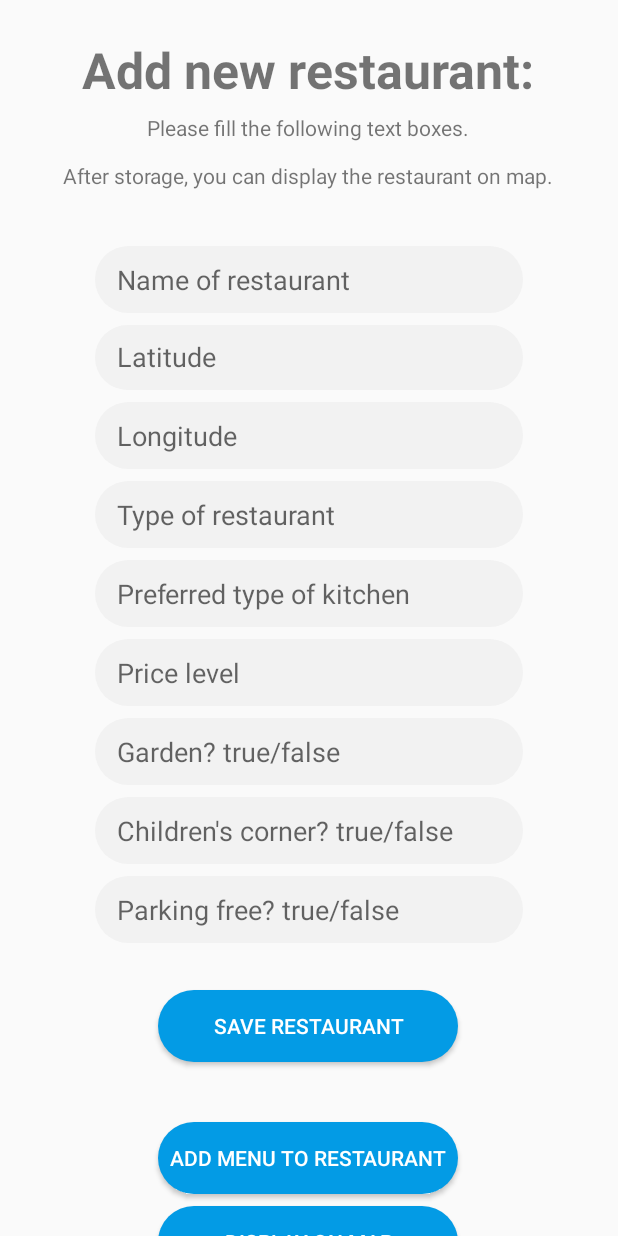
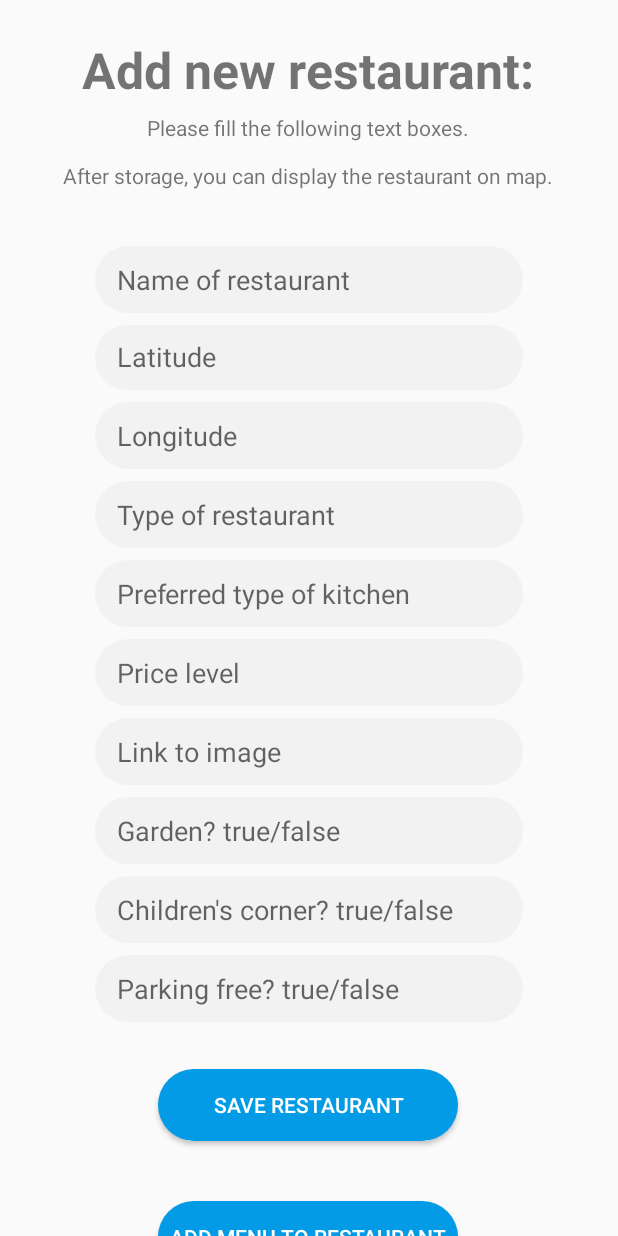
Before and after one commit to ard0p8v/SMAP_SmartRestaurants, an Android app: the AddRestaurantActivity screen opened directly, with no data from a screen before it, after a tap on "SAVE RESTAURANT", on a phone screen of 412 x 824 dp. Run offline under Robolectric (Android 15) with nearby library versions, the phone set to English and light mode, and no system bars; our stand-ins replace Firebase (no records; nobody signed in at launch, a user with empty details on screens opened directly); 2 statements that could not run were skipped.

Commit message:
Some fixes

```diff
--- a/app/src/main/java/com/sample/smartrestaurants/AddRestaurantActivity.java
+++ b/app/src/main/java/com/sample/smartrestaurants/AddRestaurantActivity.java
@@ -23,6 +23,7 @@ public class AddRestaurantActivity extends AppCompatActivity implements View.OnC
     private EditText txtType;
     private EditText txtKitchen;
     private EditText txtPriceLevel;
+    private EditText txtImage;
     private EditText txtGarden;
     private EditText txtChildrensCorner;
     private EditText txtParkingFree;
@@ -33,6 +34,9 @@ public class AddRestaurantActivity extends AppCompatActivity implements View.OnC
     private EditText txtPrice;
 
     String nameRes;
+    String latitude;
+    String longitude;
+    String image;
 
     @Override
     protected void onCreate(Bundle savedInstanceState) {
@@ -45,6 +49,7 @@ public class AddRestaurantActivity extends AppCompatActivity implements View.OnC
         txtType = findViewById(R.id.typeRes);
         txtKitchen = findViewById(R.id.kitchen);
         txtPriceLevel = findViewById(R.id.priceLevel);
+        txtImage = findViewById(R.id.image);
         txtGarden = findViewById(R.id.garden);
         txtChildrensCorner = findViewById(R.id.childrensCorner);
         txtParkingFree = findViewById(R.id.parkingFree);
@@ -70,13 +75,14 @@ public class AddRestaurantActivity extends AppCompatActivity implements View.OnC
         String type = txtType.getText().toString().trim();
         String kitchen = txtKitchen.getText().toString().trim();
         String priceLevel = txtPriceLevel.getText().toString().trim();
+        String image = txtImage.getText().toString().trim();
         String garden = txtGarden.getText().toString().trim();
         String childrensCorner = txtChildrensCorner.getText().toString().trim();
         String parkingFree = txtParkingFree.getText().toString().trim();
         Double evaluation = 0.0;
         Integer numberEvaluation = 0;
 
-        Restaurant restaurant = new Restaurant(name, latitude, longitude, type, kitchen, priceLevel, evaluation, numberEvaluation, garden, childrensCorner, parkingFree);
+        Restaurant restaurant = new Restaurant(name, latitude, longitude, type, kitchen, priceLevel, image, evaluation, numberEvaluation, garden, childrensCorner, parkingFree);
         resDatabase.push().setValue(restaurant);
         Toast.makeText(this, "Restaurant was saved", Toast.LENGTH_LONG).show();
     }
@@ -90,6 +96,9 @@ public class AddRestaurantActivity extends AppCompatActivity implements View.OnC
             saveRestaurantInfo();
 
             nameRes = txtName.getText().toString();
+            latitude = txtLatitude.getText().toString();
+            longitude = txtLongitude.getText().toString();
+            image = txtImage.getText().toString();
 
             txtName.getText().clear();
             txtLatitude.getText().clear();
@@ -97,6 +106,7 @@ public class AddRestaurantActivity extends AppCompatActivity implements View.OnC
             txtType.getText().clear();
             txtKitchen.getText().clear();
             txtPriceLevel.getText().clear();
+            txtImage.getText().clear();
             txtGarden.getText().clear();
             txtChildrensCorner.getText().clear();
             txtParkingFree.getText().clear();
@@ -105,6 +115,9 @@ public class AddRestaurantActivity extends AppCompatActivity implements View.OnC
     public void actionAddMenu(View view){
         Intent intent = new Intent(AddRestaurantActivity.this, AddMenuRestaurantActivity.class);
         intent.putExtra("nameRes", nameRes);
+        intent.putExtra("latitude", latitude);
+        intent.putExtra("longitude", longitude);
+        intent.putExtra("image", image);
         startActivity(intent);
     }
 }
--- a/app/src/main/java/com/sample/smartrestaurants/AdvancedFindRestaurantActivity.java
+++ b/app/src/main/java/com/sample/smartrestaurants/AdvancedFindRestaurantActivity.java
@@ -60,6 +60,7 @@ public class AdvancedFindRestaurantActivity extends AppCompatActivity {
             @Override
             public void onClick(View view) {
                 Intent i = new Intent(AdvancedFindRestaurantActivity.this, MapsActivity.class);
+                i.putExtra("typeRes", typeRes);
                 startActivity(i);
             }
         });
--- a/app/src/main/java/com/sample/smartrestaurants/BasicFindRestaurantActivity.java
+++ b/app/src/main/java/com/sample/smartrestaurants/BasicFindRestaurantActivity.java
@@ -45,12 +45,15 @@ public class BasicFindRestaurantActivity extends AppCompatActivity {
 
         query = FirebaseDatabase.getInstance().getReference("Menu")
                 .orderByChild("menuName")
-                .equalTo(kindOfFood);
+                .startAt(kindOfFood)
+                .endAt(kindOfFood+"\uf8ff")
+                .limitToFirst(10);
 
         btnDisplayOnMap.setOnClickListener(new View.OnClickListener() {
             @Override
             public void onClick(View view) {
                 Intent i = new Intent(BasicFindRestaurantActivity.this, MapsActivity.class);
+                i.putExtra("kindOfFood", kindOfFood);
                 startActivity(i);
             }
         });
--- a/app/src/main/java/com/sample/smartrestaurants/model/Restaurant.java
+++ b/app/src/main/java/com/sample/smartrestaurants/model/Restaurant.java
@@ -20,27 +20,13 @@ public class Restaurant {
 
     }
 
-    public Restaurant(String name, double latitude, double longitude, String type, String kitchen, String image, String priceLevel, double evaluation, int numberEvaluation, String garden, String childrensCorner, String parkingFree) {
+    public Restaurant(String name, double latitude, double longitude, String type, String kitchen, String priceLevel, String image, double evaluation, int numberEvaluation, String garden, String childrensCorner, String parkingFree) {
         this.name = name;
         this.latitude = latitude;
         this.longitude = longitude;
         this.type = type;
         this.kitchen = kitchen;
         this.image = image;
-        this.priceLevel = priceLevel;
-        this.evaluation = evaluation;
-        this.numberEvaluation = numberEvaluation;
-        this.garden = garden;
-        this.childrensCorner = childrensCorner;
-        this.parkingFree = parkingFree;
-    }
-
-    public Restaurant(String name, double latitude, double longitude, String type, String kitchen, String priceLevel, double evaluation, int numberEvaluation, String garden, String childrensCorner, String parkingFree) {
-        this.name = name;
-        this.latitude = latitude;
-        this.longitude = longitude;
-        this.type = type;
-        this.kitchen = kitchen;
         this.priceLevel = priceLevel;
         this.evaluation = evaluation;
         this.numberEvaluation = numberEvaluation;
--- a/app/src/main/res/layout/activity_add_restaurant.xml
+++ b/app/src/main/res/layout/activity_add_restaurant.xml
@@ -86,7 +86,7 @@
             android:inputType="textPersonName"
             app:layout_constraintEnd_toEndOf="parent"
             app:layout_constraintStart_toStartOf="parent"
-            app:layout_constraintTop_toBottomOf="@+id/priceLevel" />
+            app:layout_constraintTop_toBottomOf="@+id/image" />
 
         <EditText
             android:id="@+id/priceLevel"
@@ -102,6 +102,21 @@
             app:layout_constraintEnd_toEndOf="parent"
             app:layout_constraintStart_toStartOf="parent"
             app:layout_constraintTop_toBottomOf="@+id/kitchen" />
+
+        <EditText
+            android:id="@+id/image"
+            android:layout_width="285dp"
+            android:layout_height="wrap_content"
+            android:layout_marginEnd="8dp"
+            android:layout_marginStart="8dp"
+            android:layout_marginTop="8dp"
+            android:background="@drawable/edit_text_style"
+            android:ems="10"
+            android:hint="Link to image"
+            android:inputType="textPersonName"
+            app:layout_constraintEnd_toEndOf="parent"
+            app:layout_constraintStart_toStartOf="parent"
+            app:layout_constraintTop_toBottomOf="@+id/priceLevel" />
 
         <EditText
             android:id="@+id/childrensCorner"
```
Also changed, not shown: app/src/main/java/com/sample/smartrestaurants/AddMenuRestaurantActivity.java (+11 -1 lines), app/src/main/java/com/sample/smartrestaurants/MapsActivity.java (+57 -0 lines), app/src/main/java/com/sample/smartrestaurants/model/Menu.java (+13 -1 lines).
